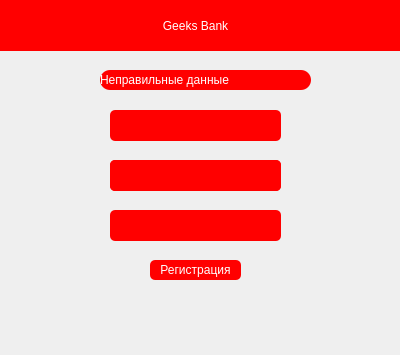
The window that signup.ui (qwertymanuser/bank) describes before a commit, drawn with Qt 5.
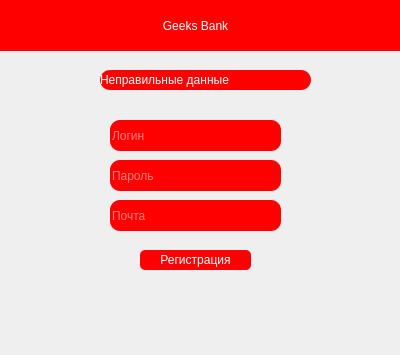
The same window after the commit.

```diff
--- a/signup.ui
+++ b/signup.ui
@@ -54,94 +54,12 @@
     <string>Неправильные данные</string>
    </property>
   </widget>
-  <widget class="QLabel" name="login">
-   <property name="geometry">
-    <rect>
-     <x>110</x>
-     <y>110</y>
-     <width>171</width>
-     <height>31</height>
-    </rect>
-   </property>
-   <property name="accessibleName">
-    <string/>
-   </property>
-   <property name="accessibleDescription">
-    <string/>
-   </property>
-   <property name="styleSheet">
-    <string notr="true">font: 17pt &quot;Yu Gothic UI Semibold&quot;;
-color: white;
-background-color: red;
-border-radius: 5px;</string>
-   </property>
-   <property name="text">
-    <string/>
-   </property>
-  </widget>
-  <widget class="QLabel" name="password">
-   <property name="geometry">
-    <rect>
-     <x>110</x>
-     <y>160</y>
-     <width>171</width>
-     <height>31</height>
-    </rect>
-   </property>
-   <property name="styleSheet">
-    <string notr="true">font: 17pt &quot;Yu Gothic UI Semibold&quot;;
-color: white;
-background-color: red;
-border-radius: 5px;</string>
-   </property>
-   <property name="text">
-    <string/>
-   </property>
-  </widget>
-  <widget class="QLabel" name="email">
-   <property name="geometry">
-    <rect>
-     <x>110</x>
-     <y>160</y>
-     <width>171</width>
-     <height>31</height>
-    </rect>
-   </property>
-   <property name="styleSheet">
-    <string notr="true">font: 17pt &quot;Yu Gothic UI Semibold&quot;;
-color: white;
-background-color: red;
-border-radius: 5px;</string>
-   </property>
-   <property name="text">
-    <string/>
-   </property>
-  </widget>
-  <widget class="QLabel" name="password_2">
-   <property name="geometry">
-    <rect>
-     <x>110</x>
-     <y>210</y>
-     <width>171</width>
-     <height>31</height>
-    </rect>
-   </property>
-   <property name="styleSheet">
-    <string notr="true">font: 17pt &quot;Yu Gothic UI Semibold&quot;;
-color: white;
-background-color: red;
-border-radius: 5px;</string>
-   </property>
-   <property name="text">
-    <string/>
-   </property>
-  </widget>
   <widget class="QPushButton" name="signup">
    <property name="geometry">
     <rect>
-     <x>150</x>
-     <y>260</y>
-     <width>91</width>
+     <x>140</x>
+     <y>250</y>
+     <width>111</width>
      <height>20</height>
     </rect>
    </property>
@@ -155,6 +73,63 @@
     <string>Регистрация</string>
    </property>
   </widget>
+  <widget class="QLineEdit" name="input_login">
+   <property name="geometry">
+    <rect>
+     <x>110</x>
+     <y>120</y>
+     <width>171</width>
+     <height>31</height>
+    </rect>
+   </property>
+   <property name="styleSheet">
+    <string notr="true">color: white;
+background-color: red;
+border-radius: 10px;
+font: 10pt &quot;MS Shell Dlg 2&quot;;</string>
+   </property>
+   <property name="placeholderText">
+    <string>Логин</string>
+   </property>
+  </widget>
+  <widget class="QLineEdit" name="input_login_2">
+   <property name="geometry">
+    <rect>
+     <x>110</x>
+     <y>160</y>
+     <width>171</width>
+     <height>31</height>
+    </rect>
+   </property>
+   <property name="styleSheet">
+    <string notr="true">color: white;
+background-color: red;
+border-radius: 10px;
+font: 10pt &quot;MS Shell Dlg 2&quot;;</string>
+   </property>
+   <property name="placeholderText">
+    <string>Пароль</string>
+   </property>
+  </widget>
+  <widget class="QLineEdit" name="input_login_3">
+   <property name="geometry">
+    <rect>
+     <x>110</x>
+     <y>200</y>
+     <width>171</width>
+     <height>31</height>
+    </rect>
+   </property>
+   <property name="styleSheet">
+    <string notr="true">color: white;
+background-color: red;
+border-radius: 10px;
+font: 10pt &quot;MS Shell Dlg 2&quot;;</string>
+   </property>
+   <property name="placeholderText">
+    <string>Почта</string>
+   </property>
+  </widget>
  </widget>
  <resources/>
  <connections/>
```
